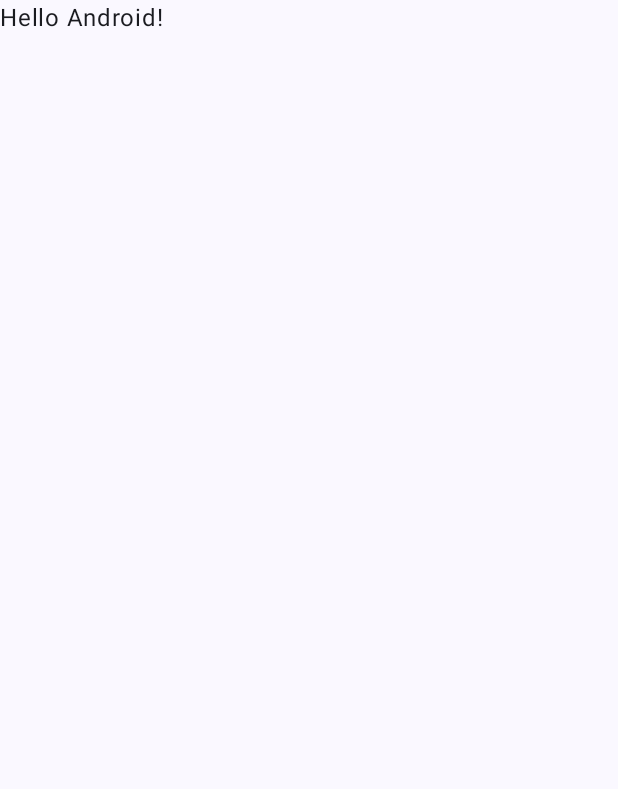
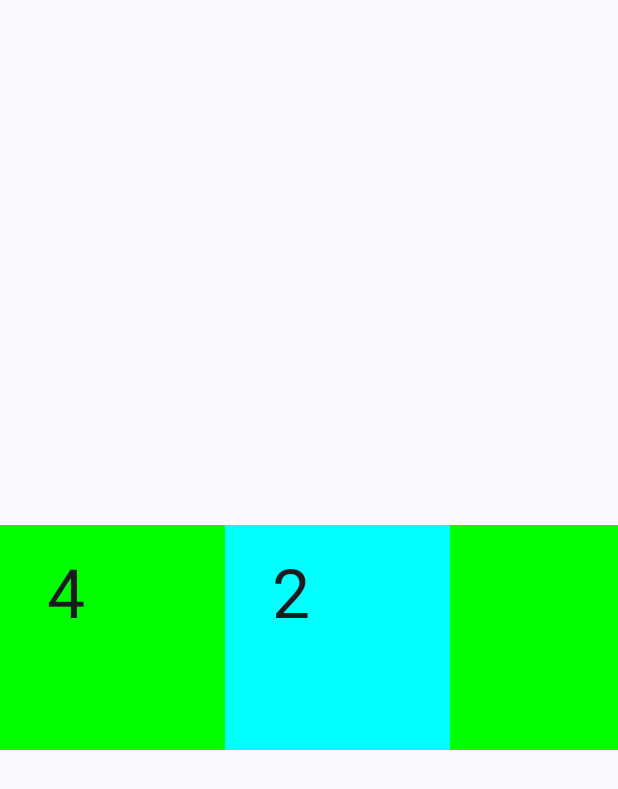
Before and after one commit to luisbarajasr/nuevo-amanecer-app, an Android app built with Jetpack Compose: the screen it shows after launch (MainActivity), on a phone screen of 412 x 824 dp. Before the commit the part shown is almost empty. Shown: the top 789 px of the screen. Run offline under Robolectric (Android 15) with nearby library versions, the phone set to English and light mode, and no system bars.

Commit message:
Avance de la funcion para los niveles 3 y 4

```diff
--- a/app/build.gradle.kts
+++ b/app/build.gradle.kts
@@ -5,7 +5,7 @@
 
 android {
     namespace = "com.example.nuevo_amanecer_app"
-    compileSdk = 33
+    compileSdk = 34
 
     defaultConfig {
         applicationId = "com.example.nuevo_amanecer_app"
--- a/app/src/main/java/com/example/nuevo_amanecer_app/MainActivity.kt
+++ b/app/src/main/java/com/example/nuevo_amanecer_app/MainActivity.kt
@@ -10,6 +10,7 @@
 import androidx.compose.runtime.Composable
 import androidx.compose.ui.Modifier
 import androidx.compose.ui.tooling.preview.Preview
+import com.example.nuevo_amanecer_app.paginas.juegos.Nivel3y4
 import com.example.nuevo_amanecer_app.ui.theme.NuevoamanecerappTheme
 
 class MainActivity : ComponentActivity() {
@@ -22,7 +23,7 @@
                     modifier = Modifier.fillMaxSize(),
                     color = MaterialTheme.colorScheme.background
                 ) {
-                    Greeting("Android")
+                    Nivel3y4(3)
                 }
             }
         }
--- /dev/null
+++ b/app/src/main/java/com/example/nuevo_amanecer_app/paginas/juegos/Nivel3y4.kt
@@ -0,0 +1,112 @@
+package com.example.nuevo_amanecer_app.paginas.juegos
+
+import androidx.compose.foundation.background
+import androidx.compose.foundation.clickable
+import androidx.compose.foundation.layout.Arrangement
+import androidx.compose.foundation.layout.Arrangement.Absolute.spacedBy
+import androidx.compose.foundation.layout.Box
+import androidx.compose.foundation.layout.Column
+import androidx.compose.foundation.layout.Row
+import androidx.compose.foundation.layout.Spacer
+import androidx.compose.foundation.layout.fillMaxSize
+import androidx.compose.foundation.layout.fillMaxWidth
+import androidx.compose.foundation.layout.height
+import androidx.compose.foundation.layout.offset
+import androidx.compose.foundation.layout.padding
+import androidx.compose.foundation.layout.size
+import androidx.compose.foundation.lazy.LazyColumn
+import androidx.compose.material3.MaterialTheme
+import androidx.compose.material3.Surface
+import androidx.compose.material3.Text
+import androidx.compose.runtime.Composable
+import androidx.compose.runtime.MutableState
+import androidx.compose.runtime.mutableStateOf
+import androidx.compose.runtime.remember
+import androidx.compose.ui.Modifier
+import androidx.compose.ui.graphics.Color
+import androidx.compose.ui.text.TextStyle
+import androidx.compose.ui.tooling.preview.Preview
+import androidx.compose.ui.unit.dp
+import androidx.compose.ui.unit.sp
+
+@Composable
+fun FunBox(numero:MutableState<Int>){
+    val colores = listOf(Color.Red, Color.Blue, Color.Cyan, Color.Magenta,Color.Green,Color.Yellow)
+    if (numero.value==-1){
+        Box(
+            modifier= Modifier
+                .size(150.dp)
+                .background(Color.DarkGray)
+        )
+
+        {
+            Text(
+                text = "-1",
+                modifier = Modifier.padding(25.dp),
+                style = TextStyle(fontSize = 45.sp) // Use TextStyle to set the font size
+            )
+        }
+    }
+    else if(numero.value==0){
+        val randomInt = (0..5).random()
+        Box(
+            modifier= Modifier
+                .size(150.dp)
+                .background(colores.getOrNull(randomInt) ?: Color.Gray)
+                .clickable{
+                    if (numero.value!=-1){
+                        numero.value=-1
+                    }
+                }
+        )
+    }
+    else {
+            Box(
+                modifier= Modifier
+                    .size(150.dp)
+                    .background(colores.getOrNull(numero.value) ?: Color.Gray)
+                    .clickable{
+                        if (numero.value!=-1){
+                            numero.value=-1
+                        }
+                    }
+            )
+            {
+                Text(
+                    text = " ${numero.value}",
+                    modifier = Modifier.padding(20.dp),
+                    style = TextStyle(fontSize = 45.sp) // Use TextStyle to set the font size
+                )
+
+
+            }
+        }
+
+    }
+
+
+
+
+@Preview(showBackground = true,device = "id:Nexus 10")
+@Composable
+fun Nivel3y4(nivel : Int=3) {
+
+    Surface(modifier=Modifier.fillMaxSize()) {
+        Text(text="NIVEL $nivel",modifier=Modifier.offset(x=450.dp,y=80.dp),
+                style = TextStyle(fontSize = 120.sp))
+
+
+
+        Row(modifier=Modifier.offset(x=0.dp,y=350.dp),
+            horizontalArrangement = spacedBy(0.dp)) {
+
+            FunBox(numero =remember{mutableStateOf(4)})
+
+            FunBox(numero =remember{mutableStateOf(2)})
+            FunBox(numero =remember{mutableStateOf(0)})
+            FunBox(numero =remember{mutableStateOf(-1)})
+
+
+        }
+    }
+}
```
